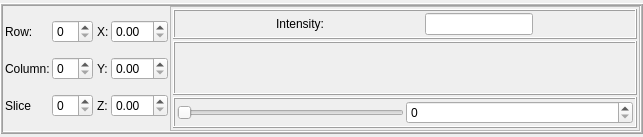
The window that forms/voxelInformationWidget.ui (isis-group/vast) describes before a commit, drawn with Qt 5.
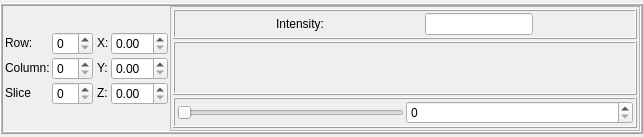
The same window after the commit.

Diff of the .ui file:
```diff
--- a/forms/voxelInformationWidget.ui
+++ b/forms/voxelInformationWidget.ui
@@ -11,7 +11,7 @@
    </rect>
   </property>
   <property name="sizePolicy">
-   <sizepolicy hsizetype="Preferred" vsizetype="Maximum">
+   <sizepolicy hsizetype="Maximum" vsizetype="Maximum">
     <horstretch>0</horstretch>
     <verstretch>0</verstretch>
    </sizepolicy>
@@ -68,7 +68,7 @@
       <item>
        <widget class="QFrame" name="frame">
         <property name="sizePolicy">
-         <sizepolicy hsizetype="Maximum" vsizetype="Preferred">
+         <sizepolicy hsizetype="Maximum" vsizetype="Maximum">
           <horstretch>0</horstretch>
           <verstretch>0</verstretch>
          </sizepolicy>
@@ -88,16 +88,35 @@
          </property>
          <item row="0" column="0">
           <widget class="QLabel" name="labelRow">
+           <property name="sizePolicy">
+            <sizepolicy hsizetype="Preferred" vsizetype="Maximum">
+             <horstretch>0</horstretch>
+             <verstretch>0</verstretch>
+            </sizepolicy>
+           </property>
            <property name="text">
             <string>Row:</string>
            </property>
           </widget>
          </item>
          <item row="0" column="1">
-          <widget class="QSpinBox" name="rowBox"/>
+          <widget class="QSpinBox" name="rowBox">
+           <property name="sizePolicy">
+            <sizepolicy hsizetype="Minimum" vsizetype="Maximum">
+             <horstretch>0</horstretch>
+             <verstretch>0</verstretch>
+            </sizepolicy>
+           </property>
+          </widget>
          </item>
          <item row="1" column="0">
           <widget class="QLabel" name="labelColumn">
+           <property name="sizePolicy">
+            <sizepolicy hsizetype="Preferred" vsizetype="Maximum">
+             <horstretch>0</horstretch>
+             <verstretch>0</verstretch>
+            </sizepolicy>
+           </property>
            <property name="text">
             <string>Column:</string>
            </property>
@@ -108,13 +127,26 @@
          </item>
          <item row="2" column="0">
           <widget class="QLabel" name="labelSlice">
+           <property name="sizePolicy">
+            <sizepolicy hsizetype="Preferred" vsizetype="Maximum">
+             <horstretch>0</horstretch>
+             <verstretch>0</verstretch>
+            </sizepolicy>
+           </property>
            <property name="text">
             <string>Slice</string>
            </property>
           </widget>
          </item>
          <item row="2" column="1">
-          <widget class="QSpinBox" name="sliceBox"/>
+          <widget class="QSpinBox" name="sliceBox">
+           <property name="sizePolicy">
+            <sizepolicy hsizetype="Minimum" vsizetype="Maximum">
+             <horstretch>0</horstretch>
+             <verstretch>0</verstretch>
+            </sizepolicy>
+           </property>
+          </widget>
          </item>
         </layout>
        </widget>
@@ -122,7 +154,7 @@
       <item>
        <widget class="QFrame" name="frame_2">
         <property name="sizePolicy">
-         <sizepolicy hsizetype="Maximum" vsizetype="Preferred">
+         <sizepolicy hsizetype="Maximum" vsizetype="Maximum">
           <horstretch>0</horstretch>
           <verstretch>0</verstretch>
          </sizepolicy>
@@ -142,16 +174,35 @@
          </property>
          <item row="0" column="0">
           <widget class="QLabel" name="labelX">
+           <property name="sizePolicy">
+            <sizepolicy hsizetype="Preferred" vsizetype="Maximum">
+             <horstretch>0</horstretch>
+             <verstretch>0</verstretch>
+            </sizepolicy>
+           </property>
            <property name="text">
             <string>X:</string>
            </property>
           </widget>
          </item>
          <item row="0" column="1">
-          <widget class="QDoubleSpinBox" name="xBox"/>
+          <widget class="QDoubleSpinBox" name="xBox">
+           <property name="sizePolicy">
+            <sizepolicy hsizetype="Minimum" vsizetype="Maximum">
+             <horstretch>0</horstretch>
+             <verstretch>0</verstretch>
+            </sizepolicy>
+           </property>
+          </widget>
          </item>
          <item row="1" column="0">
           <widget class="QLabel" name="labelY">
+           <property name="sizePolicy">
+            <sizepolicy hsizetype="Preferred" vsizetype="Maximum">
+             <horstretch>0</horstretch>
+             <verstretch>0</verstretch>
+            </sizepolicy>
+           </property>
            <property name="text">
             <string>Y:</string>
            </property>
@@ -162,13 +213,26 @@
          </item>
          <item row="2" column="0">
           <widget class="QLabel" name="labelZ">
+           <property name="sizePolicy">
+            <sizepolicy hsizetype="Preferred" vsizetype="Maximum">
+             <horstretch>0</horstretch>
+             <verstretch>0</verstretch>
+            </sizepolicy>
+           </property>
            <property name="text">
             <string>Z:</string>
            </property>
           </widget>
          </item>
          <item row="2" column="1">
-          <widget class="QDoubleSpinBox" name="zBox"/>
+          <widget class="QDoubleSpinBox" name="zBox">
+           <property name="sizePolicy">
+            <sizepolicy hsizetype="Minimum" vsizetype="Maximum">
+             <horstretch>0</horstretch>
+             <verstretch>0</verstretch>
+            </sizepolicy>
+           </property>
+          </widget>
          </item>
         </layout>
        </widget>
@@ -271,7 +335,7 @@
             <item row="0" column="0">
              <widget class="QLabel" name="labelMin">
               <property name="sizePolicy">
-               <sizepolicy hsizetype="Minimum" vsizetype="Preferred">
+               <sizepolicy hsizetype="Minimum" vsizetype="Maximum">
                 <horstretch>0</horstretch>
                 <verstretch>0</verstretch>
                </sizepolicy>
@@ -316,7 +380,7 @@
             <item row="0" column="2">
              <widget class="QLabel" name="labelMax">
               <property name="sizePolicy">
-               <sizepolicy hsizetype="Minimum" vsizetype="Preferred">
+               <sizepolicy hsizetype="Minimum" vsizetype="Maximum">
                 <horstretch>0</horstretch>
                 <verstretch>0</verstretch>
                </sizepolicy>
@@ -339,7 +403,7 @@
             <item row="1" column="0">
              <widget class="QLabel" name="lowerThresholdLabel">
               <property name="sizePolicy">
-               <sizepolicy hsizetype="Minimum" vsizetype="Preferred">
+               <sizepolicy hsizetype="Minimum" vsizetype="Maximum">
                 <horstretch>0</horstretch>
                 <verstretch>0</verstretch>
                </sizepolicy>
@@ -381,7 +445,7 @@
             <item row="1" column="2">
              <widget class="QLabel" name="upperThresholdLabel">
               <property name="sizePolicy">
-               <sizepolicy hsizetype="Minimum" vsizetype="Preferred">
+               <sizepolicy hsizetype="Minimum" vsizetype="Maximum">
                 <horstretch>0</horstretch>
                 <verstretch>0</verstretch>
                </sizepolicy>
```
Left out of the diff: 35 changed lines with no effect on the pictures.
